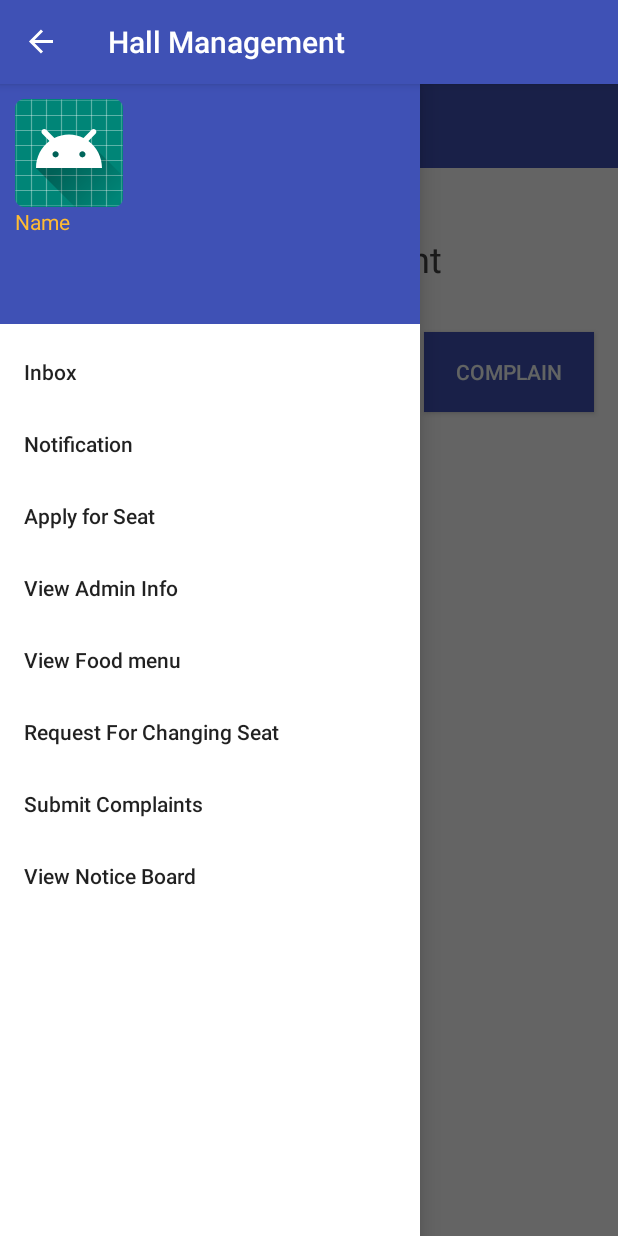
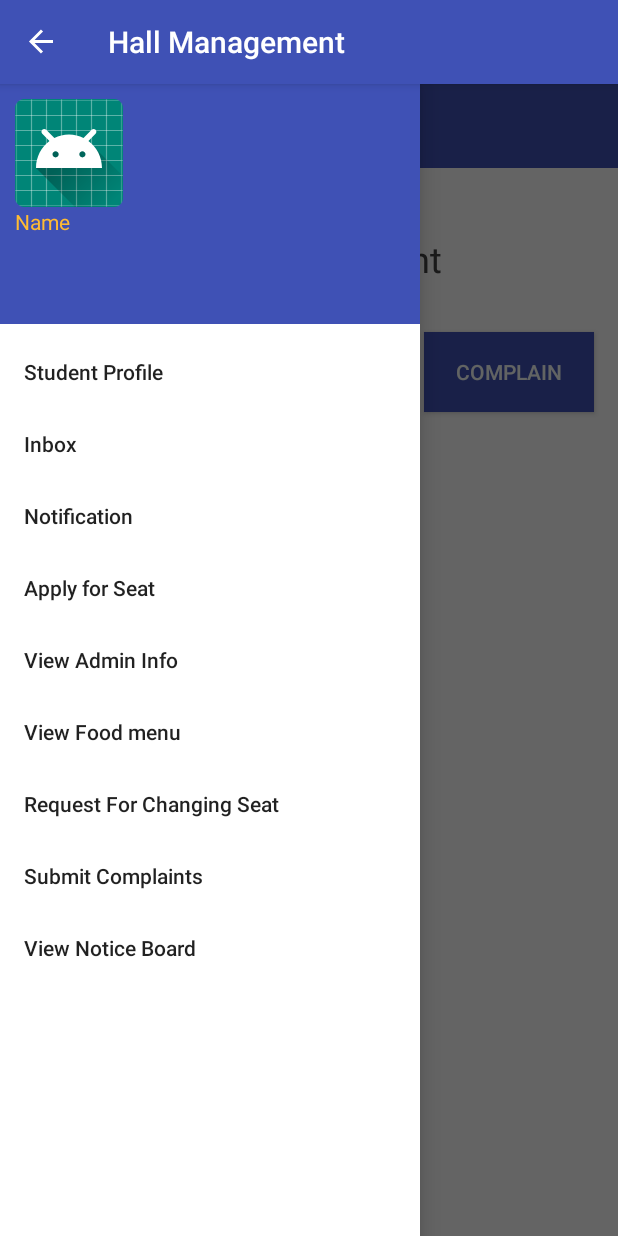
Before and after one commit to border-b/Hall-Management, an Android app: the WelcomeStudent screen opened directly, with no data from a screen before it, with the side drawer open, on a phone screen of 412 x 824 dp. Run offline under Robolectric (Android 15) with nearby library versions, the phone set to English and light mode, and no system bars.

Commit message:
Added Student Profile

```diff
--- a/app/src/main/res/menu/nav_manu_layout.xml
+++ b/app/src/main/res/menu/nav_manu_layout.xml
@@ -4,6 +4,8 @@
     tools:showIn="navigation_view">
 
     <group android:checkableBehavior="single">
+        <item android:id="@+id/nav_SP"
+            android:title="Student Profile" />
         <item android:id="@+id/nav_inbox"
             android:title="Inbox" />
         <item android:id="@+id/nav_notification"
```
